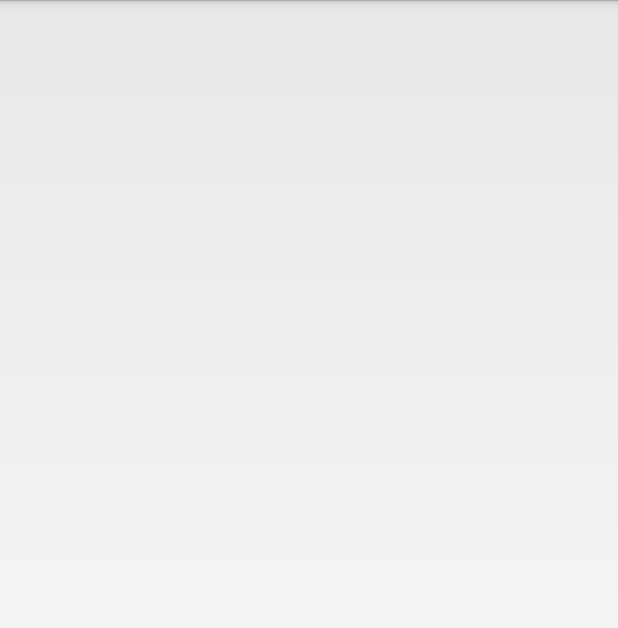
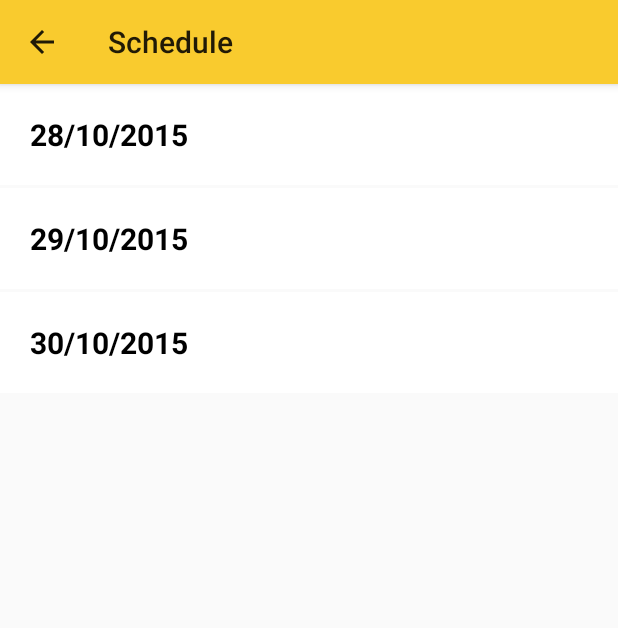
Before and after one commit to lsoncini/caper2015, an Android app: the MainActivity screen opened directly, with no data from a screen before it, after a tap on "SCHEDULE", on a phone screen of 412 x 824 dp. Shown: the top 628 px of the screen. Run offline under Robolectric (Android 15) with nearby library versions, the phone set to English and light mode, and no system bars; our stand-ins replace ButterKnife; libraries missing offline, so code that uses them is left out: com.parse; 1 statement that could not run was skipped.

Commit message:
All bugs fixed. Events working on day list

```diff
--- /dev/null
+++ b/app/src/main/java/com/caper/caper2015/activity/DayListFragment.java
@@ -0,0 +1,113 @@
+package com.caper.caper2015.activity;
+
+import android.content.Intent;
+import android.os.Bundle;
+import android.util.Log;
+import android.view.LayoutInflater;
+import android.view.View;
+import android.view.ViewGroup;
+
+import com.caper.caper2015.R;
+import com.caper.caper2015.parse.Event;
+import com.caper.caper2015.view.DayList;
+import com.parse.ParseException;
+
+import java.text.SimpleDateFormat;
+import java.util.ArrayList;
+import java.util.List;
+
+import butterknife.Bind;
+import butterknife.ButterKnife;
+
+/**
+ * Created by Lucas on 20/10/2015.
+ */
+public class DayListFragment extends LoadingFragment implements DayList.DayListListener{
+
+    @Bind(R.id.dayList) DayList dayList;
+    private static final String FIRST_DAY = "28/10/2015";
+    private static final String SECOND_DAY = "29/10/2015";
+    private static final String THIRD_DAY = "30/10/2015";
+    SimpleDateFormat sdf = new SimpleDateFormat("dd/MM/yyyy");
+    List<Event> events = new ArrayList<>();
+    ArrayList<String> ids1 = new ArrayList<>();
+    ArrayList<String> ids2 = new ArrayList<>();
+    ArrayList<String> ids3 = new ArrayList<>();
+
+    List<String> days = null;
+
+    @Override
+    public View onCreateView(LayoutInflater inflater, ViewGroup container, Bundle savedInstanceState) {
+        View view = inflater.inflate(R.layout.fragment_day_list, container, false);
+        ButterKnife.bind(this, view);
+        try {
+            events = Event.createQuery().include("booth")
+                    .include("humans")
+                    .include("companies")
+                    .orderByAscending("date_start")
+                    .whereNotEqualTo("date_start", null)
+                    .whereNotEqualTo("date_end", null).find();
+        } catch (ParseException e) {
+            e.printStackTrace();
+        }
+        for(Event e : events){
+            Log.i("fecha", sdf.format(e.getDateStart()));
+            if(sdf.format(e.getDateStart()).compareTo(FIRST_DAY)==0)
+                ids1.add(e.getObjectId());
+            else if(sdf.format(e.getDateStart()).compareTo(SECOND_DAY)==0)
+                ids2.add(e.getObjectId());
+            else if(sdf.format(e.getDateStart()).compareTo(THIRD_DAY)==0)
+                ids3.add(e.getObjectId());
+        }
+        Log.i("cant ids in ids1",String.valueOf(ids1.size()));
+        Log.i("cant ids in ids2",String.valueOf(ids2.size()));
+        Log.i("cant ids in ids3",String.valueOf(ids3.size()));
+        days = new ArrayList<>();
+        days.add(FIRST_DAY);
+        days.add(SECOND_DAY);
+        days.add(THIRD_DAY);
+        dayList.setListener(this);
+        updateView();
+        return view;
+    }
+
+    public void updateView() {
+        if (getView() == null) return;
+
+        showSpinner();
+        dayList.setDays(days);
+        hideSpinner();
+
+    }
+
+    @Override
+    public String getTitle() {
+        return getResources().getString(R.string.events_title);
+    }
+
+    @Override
+    public void onResume() {
+        super.onResume();
+        updateView();
+    }
+
+    @Override
+    public void onDaySelected(String day) {
+        Log.i("clicked day", day);
+        ArrayList<String> ids = new ArrayList<>();
+        switch (day){
+            case FIRST_DAY:
+                ids.addAll(ids1);
+                break;
+            case SECOND_DAY:
+                ids.addAll(ids2);
+                break;
+            default:
+                ids.addAll(ids3);
+                break;
+        }
+        Intent mainIntent = new Intent(getActivity(), EventsActivity.class);
+        mainIntent.putStringArrayListExtra("ids", ids);
+        startActivity(mainIntent);
+    }
+}
--- a/app/src/main/java/com/caper/caper2015/activity/MainActivity.java
+++ b/app/src/main/java/com/caper/caper2015/activity/MainActivity.java
@@ -24,7 +24,7 @@ public class MainActivity extends Activity {
 
         events.setOnClickListener(new View.OnClickListener() {
             public void onClick(View v) {
-                Intent intent = new Intent(MainActivity.this, ZZEventsActivity.class);
+                Intent intent = new Intent(MainActivity.this, ScheduleActivity.class);
                 startActivity(intent);
             }
         });
--- /dev/null
+++ b/app/src/main/java/com/caper/caper2015/activity/ScheduleActivity.java
@@ -0,0 +1,31 @@
+package com.caper.caper2015.activity;
+
+import android.os.Bundle;
+import android.support.v7.app.ActionBarActivity;
+import android.view.Menu;
+
+import com.caper.caper2015.R;
+
+/**
+ * Created by Lucas on 20/10/2015.
+ */
+public class ScheduleActivity extends ActionBarActivity {
+
+    @Override
+    protected void onCreate(Bundle savedInstanceState) {
+        super.onCreate(savedInstanceState);
+        setContentView(R.layout.activity_schedule);
+        if (savedInstanceState == null) {
+            getSupportFragmentManager().beginTransaction()
+                    .add(R.id.container, new DayListFragment())
+                    .commit()
+            ;
+        }
+    }
+    @Override
+    public boolean onCreateOptionsMenu(Menu menu) {
+        // Inflate the menu; this adds items to the action bar if it is present.
+        getMenuInflater().inflate(R.menu.menu_stands, menu);
+        return true;
+    }
+}
--- /dev/null
+++ b/app/src/main/java/com/caper/caper2015/view/DayList.java
@@ -0,0 +1,102 @@
+package com.caper.caper2015.view;
+
+import android.content.Context;
+import android.util.AttributeSet;
+import android.view.View;
+import android.view.ViewGroup;
+import android.widget.AdapterView;
+import android.widget.ArrayAdapter;
+import android.widget.FrameLayout;
+import android.widget.ListView;
+
+import com.caper.caper2015.R;
+
+import java.util.List;
+
+import butterknife.Bind;
+import butterknife.ButterKnife;
+
+/**
+ * Created by Lucas on 20/10/2015.
+ */
+public class DayList extends FrameLayout{
+    public interface DayListListener {
+        void onDaySelected(String day);
+    }
+
+    @Bind(R.id.list) ListView list;
+
+    DayAdapter adapter;
+    DayListListener listener;
+
+
+    public DayList(Context context) {
+        super(context);
+        init();
+    }
+
+    public DayList(Context context, AttributeSet attrs) {
+        super(context, attrs);
+        init();
+    }
+
+    public DayList(Context context, AttributeSet attrs, int defStyle) {
+        super(context, attrs, defStyle);
+        init();
+    }
+
+    private void init() {
+        addView(inflate(getContext(), R.layout.day_list, null));
+        ButterKnife.bind(this);
+
+        list.setFocusable(false);
+
+        list.setAdapter(adapter = new DayAdapter(getContext()));
+        list.setOnItemClickListener(onListItemClick);
+    }
+
+    public void clear() {
+        adapter.clear();
+    }
+
+    public void addDays(List<String> days) {
+        adapter.addAll(days);
+    }
+
+    public void setDays(List<String> days) {
+        adapter.clear();
+        adapter.addAll(days);
+    }
+
+    public void setListener(DayListListener listener) {
+        this.listener = listener;
+    }
+
+
+    private final AdapterView.OnItemClickListener onListItemClick = new AdapterView.OnItemClickListener() {
+        public void onItemClick(AdapterView<?> parent, View view, int position, long id) {
+            if (listener != null)
+                listener.onDaySelected(adapter.getItem(position));
+        }
+    };
+
+
+    public static class DayAdapter extends ArrayAdapter<String> {
+
+        public DayAdapter(Context context) {
+            super(context, 0);
+        }
+
+        @Override
+        public View getView(int position, View convertView, ViewGroup parent) {
+            DayListItem view = (convertView != null) ?
+                    (DayListItem) convertView :
+                    new DayListItem(getContext())
+                    ;
+
+            view.setDay(getItem(position));
+
+            return view;
+        }
+    }
+}
--- /dev/null
+++ b/app/src/main/java/com/caper/caper2015/view/DayListItem.java
@@ -0,0 +1,46 @@
+package com.caper.caper2015.view;
+
+import android.content.Context;
+import android.util.AttributeSet;
+import android.widget.FrameLayout;
+import android.widget.TextView;
+
+import com.caper.caper2015.R;
+
+import butterknife.Bind;
+import butterknife.ButterKnife;
+
+/**
+ * Created by Lucas on 20/10/2015.
+ */
+public class DayListItem extends FrameLayout {
+
+    @Bind(R.id.day)     TextView dayTV;
+
+    public DayListItem(Context context) {
+        super(context);
+        init();
+    }
+
+    public DayListItem(Context context, AttributeSet attrs) {
+        super(context, attrs);
+        init();
+    }
+
+    public DayListItem(Context context, AttributeSet attrs, int defStyle) {
+        super(context, attrs, defStyle);
+        init();
+    }
+
+    void init() {
+        addView(inflate(getContext(), R.layout.day_list_item, null));
+        ButterKnife.bind(this);
+
+    }
+
+    public void setDay(String day) {
+        Context c = getContext();
+
+        dayTV.setText(day);
+    }
+}
--- /dev/null
+++ b/app/src/main/res/layout/activity_schedule.xml
@@ -0,0 +1,4 @@
+<FrameLayout xmlns:android="http://schemas.android.com/apk/res/android"
+    xmlns:tools="http://schemas.android.com/tools" android:id="@+id/container"
+    android:layout_width="match_parent" android:layout_height="match_parent"
+    tools:context="com.caper.caper2015.activity.ScheduleActivity" tools:ignore="MergeRootFrame" />
--- /dev/null
+++ b/app/src/main/res/layout/day_list.xml
@@ -0,0 +1,11 @@
+<?xml version="1.0" encoding="utf-8"?>
+<ListView xmlns:android="http://schemas.android.com/apk/res/android"
+    android:layout_width="match_parent"
+    android:layout_height="wrap_content"
+    android:background="#0000ffff"
+
+    android:divider="@drawable/list_divider"
+    android:dividerHeight="2dp"
+    android:gravity="center"
+
+    android:id="@+id/list" />
--- /dev/null
+++ b/app/src/main/res/layout/day_list_item.xml
@@ -0,0 +1,15 @@
+<?xml version="1.0" encoding="utf-8"?>
+<LinearLayout xmlns:android="http://schemas.android.com/apk/res/android"
+    android:layout_width="match_parent"
+    android:layout_height="wrap_content"
+    android:padding="20dp"
+    android:gravity="center_vertical"
+    android:orientation="vertical"
+    android:background="@drawable/list_item_bg">
+        <TextView
+            android:id="@+id/day"
+            android:layout_width="wrap_content"
+            android:layout_height="wrap_content"
+            android:gravity="start"
+            android:textAppearance="@style/PrincipalTextStyle"/>
+</LinearLayout>
--- a/app/src/main/res/layout/empty_fav_list.xml
+++ b/app/src/main/res/layout/empty_fav_list.xml
@@ -30,7 +30,7 @@
         android:padding="10dp"
         android:background="@android:color/transparent"
         android:textColor="@color/color_pallete_dark_gray"
-        android:maxLines="2"
+        android:maxLines="5"
         android:text="@string/add_favs_sub"
         android:layout_below="@+id/title"
         android:layout_centerHorizontal="true"/>
--- /dev/null
+++ b/app/src/main/res/layout/fragment_day_list.xml
@@ -0,0 +1,12 @@
+<?xml version="1.0" encoding="utf-8"?>
+<LinearLayout xmlns:android="http://schemas.android.com/apk/res/android"
+    android:orientation="vertical"
+    android:layout_width="match_parent"
+    android:layout_height="match_parent">
+
+    <com.caper.caper2015.view.DayList
+        android:id="@+id/dayList"
+        android:layout_width="match_parent"
+        android:layout_height="wrap_content"/>
+
+</LinearLayout>
--- a/app/src/main/res/values/strings.xml
+++ b/app/src/main/res/values/strings.xml
@@ -3,6 +3,7 @@
     <string name="parse_application_id" translatable="false">Dargzmu15Dr6cd7Ojch4cd7APWsxY7wQ91y6StYw</string>
     <string name="parse_client_key" translatable="false">3C9aEQnTUxnWa9At9kfdtMveJMZ2KaaehVfNhnRZ</string>
     <string name="loading">Loading...</string>
+    <string name="updating">Updating...</string>
     <string name="update_data">Update</string>
     <string name="last_update">Last Update</string>
     <string name="settings_msg">An active internet connection is needed to update.</string>
@@ -28,6 +29,7 @@
     <string name="title_activity_info" translatable="false">InfoActivity</string>
     <string name="title_activity_settings" translatable="false">SettingsActivity</string>
     <string name="title_activity_favorites" translatable="false">FavoritesActivity</string>
+    <string name="title_activity_schedule" translatable="false">ScheduleActivity</string>
 
     <string name="locations">Locations</string>
     <string name="people_company">Contacts</string>
```
Also changed, not shown: app/src/main/AndroidManifest.xml (+11 -0 lines), app/src/main/java/com/caper/caper2015/activity/EventDetailFragment.java (+1 -21 lines), app/src/main/java/com/caper/caper2015/activity/EventsActivity.java (+5 -18 lines), app/src/main/java/com/caper/caper2015/activity/SplashScreenActivity.java (+17 -56 lines), app/src/main/java/com/caper/caper2015/activity/ZZEventsActivity.java (+1 -11 lines), app/src/main/java/com/caper/caper2015/view/StandListItem.java (+1 -14 lines), app/src/main/res/layout/fragment_main.xml (+6 -6 lines), 1 other file.
